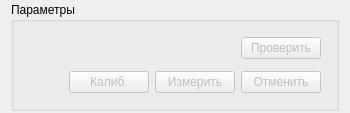
igrekus/demod_measure, file measurewidget.ui: the form before one commit.
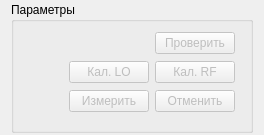
The form after the commit.

Commit message: WIP: add split calibration logic into two independent parts

Diff of the .ui file:
```diff
--- a/measurewidget.ui
+++ b/measurewidget.ui
@@ -6,8 +6,8 @@
    <rect>
     <x>0</x>
     <y>0</y>
-    <width>333</width>
-    <height>112</height>
+    <width>252</width>
+    <height>135</height>
    </rect>
   </property>
   <property name="windowTitle">
@@ -32,19 +32,22 @@
       <string>Параметры</string>
      </property>
      <layout class="QVBoxLayout" name="layParams">
+      <property name="spacing">
+       <number>6</number>
+      </property>
       <item>
        <layout class="QHBoxLayout" name="horizontalLayout_2">
         <property name="leftMargin">
          <number>6</number>
         </property>
         <property name="topMargin">
-         <number>6</number>
+         <number>0</number>
         </property>
         <property name="rightMargin">
          <number>6</number>
         </property>
         <property name="bottomMargin">
-         <number>3</number>
+         <number>0</number>
         </property>
         <item>
          <spacer name="horizontalSpacer_2">
@@ -71,13 +74,62 @@
         </item>
        </layout>
       </item>
+      <item>
+       <layout class="QHBoxLayout" name="horizontalLayout_3">
+        <property name="leftMargin">
+         <number>6</number>
+        </property>
+        <property name="topMargin">
+         <number>0</number>
+        </property>
+        <property name="rightMargin">
+         <number>6</number>
+        </property>
+        <property name="bottomMargin">
+         <number>0</number>
+        </property>
+        <item>
+         <spacer name="horizontalSpacer_3">
+          <property name="orientation">
+           <enum>Qt::Horizontal</enum>
+          </property>
+          <property name="sizeHint" stdset="0">
+           <size>
+            <width>40</width>
+            <height>20</height>
+           </size>
+          </property>
+         </spacer>
+        </item>
+        <item>
+         <widget class="QPushButton" name="btnCalibrateLO">
+          <property name="enabled">
+           <bool>false</bool>
+          </property>
+          <property name="text">
+           <string>Кал. LO</string>
+          </property>
+         </widget>
+        </item>
+        <item>
+         <widget class="QPushButton" name="btnCalibrateRF">
+          <property name="enabled">
+           <bool>false</bool>
+          </property>
+          <property name="text">
+           <string>Кал. RF</string>
+          </property>
+         </widget>
+        </item>
+       </layout>
+      </item>
       <item>
        <layout class="QHBoxLayout" name="horizontalLayout">
         <property name="leftMargin">
          <number>6</number>
         </property>
         <property name="topMargin">
-         <number>3</number>
+         <number>0</number>
         </property>
         <property name="rightMargin">
          <number>6</number>
@@ -98,16 +150,6 @@
           </property>
          </spacer>
         </item>
-        <item>
-         <widget class="QPushButton" name="btnCalibrate">
-          <property name="enabled">
-           <bool>false</bool>
-          </property>
-          <property name="text">
-           <string>Калиб.</string>
-          </property>
-         </widget>
-        </item>
         <item>
          <widget class="QPushButton" name="btnMeasure">
           <property name="enabled">
```
Left out of the diff: 2 changed lines with no effect on the pictures. The commit also changes 2 other files.
